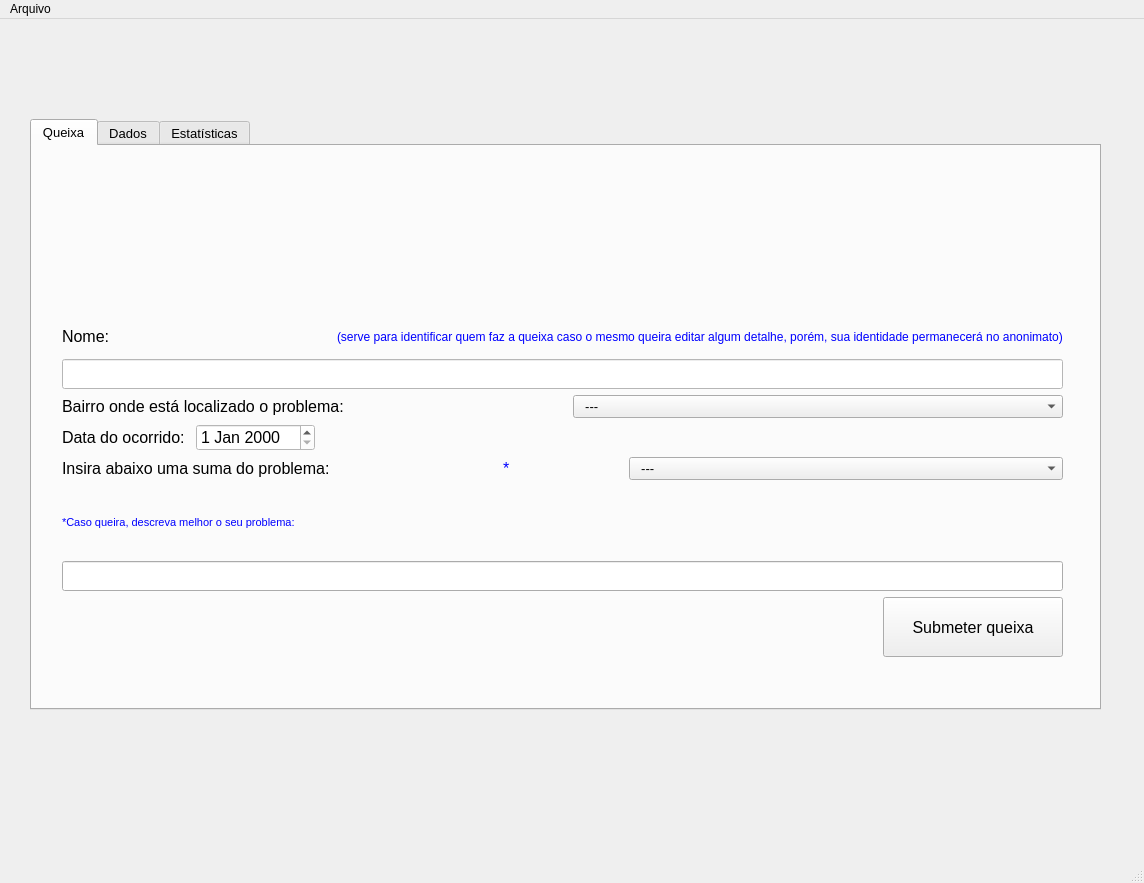
Old version of the form untitled/mainwindow.ui in the repository vicgomes/Projeto-Registro-de-Queixas-JP.
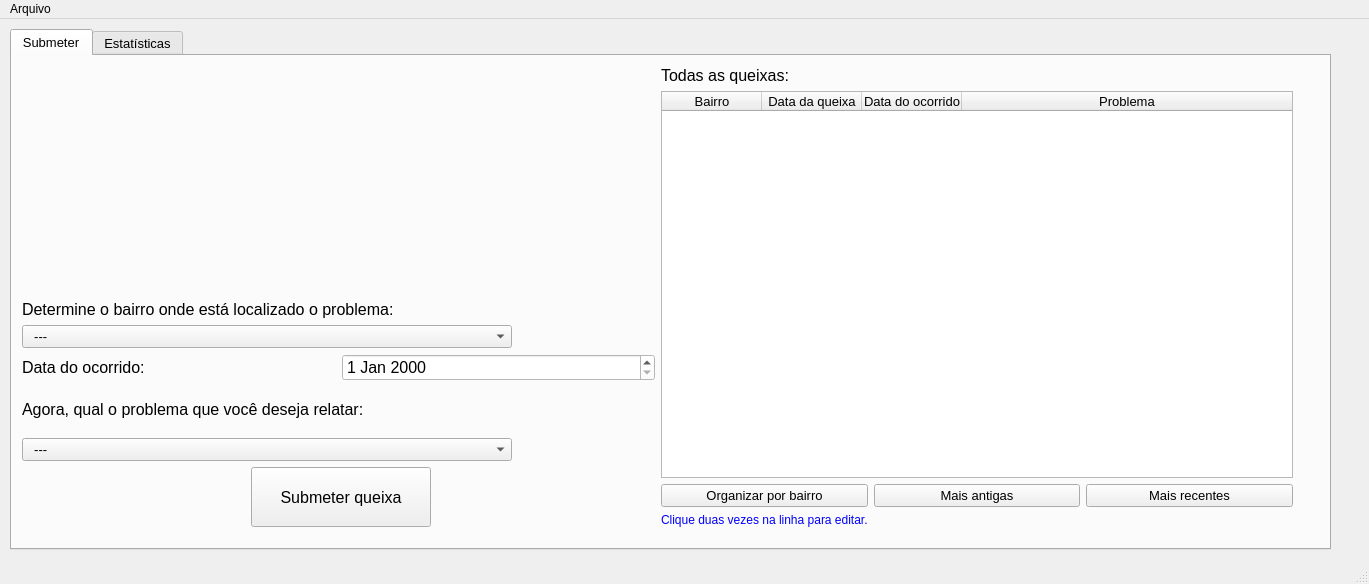
New version of the form. The open tabs and pages were chosen to show the change. Icons and pictures are not drawn.

```diff
--- a/untitled/mainwindow.ui
+++ b/untitled/mainwindow.ui
@@ -6,8 +6,8 @@
    <rect>
     <x>0</x>
     <y>0</y>
-    <width>1144</width>
-    <height>883</height>
+    <width>1369</width>
+    <height>584</height>
    </rect>
   </property>
   <property name="windowTitle">
@@ -23,10 +23,10 @@
    <widget class="QTabWidget" name="tabWidget">
     <property name="geometry">
      <rect>
-      <x>30</x>
-      <y>100</y>
-      <width>1071</width>
-      <height>591</height>
+      <x>10</x>
+      <y>10</y>
+      <width>1321</width>
+      <height>521</height>
      </rect>
     </property>
     <property name="font">
@@ -34,25 +34,27 @@
       <pointsize>10</pointsize>
      </font>
     </property>
-    <property name="styleSheet">
-     <string notr="true"/>
-    </property>
     <property name="currentIndex">
-     <number>2</number>
+     <number>0</number>
     </property>
     <widget class="QWidget" name="tab">
      <attribute name="title">
-      <string>Queixa</string>
+      <string>Submeter</string>
      </attribute>
+     <widget class="QWidget" name="layoutWidget_2">
+      <property name="geometry">
+       <rect>
+        <x>10</x>
+        <y>10</y>
+        <width>1271</width>
+        <height>461</height>
+       </rect>
+      </property>
+      <layout class="QHBoxLayout" name="horizontalLayout_3">
+       <item>
+        <layout class="QVBoxLayout" name="verticalLayout_4">
+         <item>
      <widget class="QLabel" name="label_9">
-      <property name="geometry">
-       <rect>
-        <x>-20</x>
-        <y>0</y>
-        <width>421</width>
-        <height>151</height>
-       </rect>
-      </property>
       <property name="styleSheet">
        <string notr="true">image: url(:/imagens/noname.png);</string>
       </property>
@@ -60,86 +62,13 @@
        <string/>
       </property>
      </widget>
-     <widget class="QWidget" name="layoutWidget">
-      <property name="geometry">
-       <rect>
-        <x>30</x>
-        <y>170</y>
-        <width>1001</width>
-        <height>341</height>
-       </rect>
-      </property>
-      <layout class="QVBoxLayout" name="verticalLayout_9">
-       <item>
-        <layout class="QVBoxLayout" name="verticalLayout_8">
-         <item>
-          <layout class="QVBoxLayout" name="verticalLayout_5">
-           <item>
-            <layout class="QVBoxLayout" name="verticalLayout_4">
-             <property name="spacing">
-              <number>2</number>
-             </property>
-             <item>
-              <layout class="QHBoxLayout" name="horizontalLayout_5">
-               <item>
-                <widget class="QLabel" name="label_8">
-                 <property name="font">
-                  <font>
-                   <pointsize>12</pointsize>
-                  </font>
-                 </property>
-                 <property name="text">
-                  <string>Nome: </string>
-                 </property>
-                </widget>
-               </item>
-               <item>
-                <widget class="QLabel" name="label_10">
-                 <property name="styleSheet">
-                  <string notr="true">color: rgb(0, 0, 255);</string>
-                 </property>
-                 <property name="text">
-                  <string>(serve para identificar quem faz a queixa caso o mesmo queira editar algum detalhe, porém, sua identidade permanecerá no anonimato)</string>
-                 </property>
-                </widget>
-               </item>
-              </layout>
-             </item>
-             <item>
-              <widget class="QLineEdit" name="inputNome">
-               <property name="minimumSize">
-                <size>
-                 <width>0</width>
-                 <height>30</height>
-                </size>
-               </property>
-               <property name="maximumSize">
-                <size>
-                 <width>16777215</width>
-                 <height>30</height>
-                </size>
-               </property>
-               <property name="font">
-                <font>
-                 <pointsize>11</pointsize>
-                </font>
-               </property>
-               <property name="styleSheet">
-                <string notr="true">background-color: rgb(255, 255, 255);</string>
-               </property>
-               <property name="dragEnabled">
-                <bool>false</bool>
-               </property>
-              </widget>
-             </item>
-            </layout>
            </item>
            <item>
             <layout class="QVBoxLayout" name="verticalLayout_3">
              <item>
-              <layout class="QHBoxLayout" name="horizontalLayout_8">
+            <layout class="QVBoxLayout" name="verticalLayout">
                <item>
-                <layout class="QHBoxLayout" name="horizontalLayout_7">
+              <layout class="QVBoxLayout" name="verticalLayout_2">
                  <item>
                   <widget class="QLabel" name="label_3">
                    <property name="font">
@@ -148,17 +77,15 @@
                     </font>
                    </property>
                    <property name="text">
-                    <string>Bairro onde está localizado o problema:</string>
-                   </property>
-                  </widget>
-                 </item>
-                </layout>
+                  <string>Determine o bairro onde está localizado o problema:</string>
+                 </property>
+                </widget>
                </item>
                <item>
                 <widget class="QComboBox" name="BoxBairro">
                  <property name="minimumSize">
                   <size>
-                   <width>0</width>
+                   <width>490</width>
                    <height>0</height>
                   </size>
                  </property>
@@ -343,21 +270,8 @@
                  </item>
                 </widget>
                </item>
-              </layout>
-             </item>
              <item>
-              <layout class="QVBoxLayout" name="verticalLayout_2">
-               <item>
-                <layout class="QVBoxLayout" name="verticalLayout">
-                 <property name="spacing">
-                  <number>2</number>
-                 </property>
-                </layout>
-               </item>
-               <item>
-                <layout class="QHBoxLayout" name="horizontalLayout_6">
-                 <item>
-                  <layout class="QHBoxLayout" name="horizontalLayout_3">
+                <layout class="QHBoxLayout" name="horizontalLayout">
                    <item>
                     <widget class="QLabel" name="label_5">
                      <property name="font">
@@ -387,35 +301,10 @@
                      </property>
                     </widget>
                    </item>
-                   <item>
-                    <spacer name="horizontalSpacer_3">
-                     <property name="orientation">
-                      <enum>Qt::Horizontal</enum>
-                     </property>
-                     <property name="sizeHint" stdset="0">
-                      <size>
-                       <width>40</width>
-                       <height>20</height>
-                      </size>
-                     </property>
-                    </spacer>
-                   </item>
                   </layout>
                  </item>
                 </layout>
                </item>
-              </layout>
-             </item>
-            </layout>
-           </item>
-          </layout>
-         </item>
-        </layout>
-       </item>
-       <item>
-        <layout class="QVBoxLayout" name="verticalLayout_13">
-         <item>
-          <layout class="QHBoxLayout" name="horizontalLayout">
            <item>
             <widget class="QLabel" name="label_12">
              <property name="font">
@@ -424,39 +313,18 @@
               </font>
              </property>
              <property name="text">
-              <string>Insira abaixo uma suma do problema:</string>
-             </property>
-            </widget>
-           </item>
-           <item>
-            <widget class="QLabel" name="label_6">
-             <property name="minimumSize">
-              <size>
-               <width>120</width>
-               <height>0</height>
-              </size>
-             </property>
-             <property name="maximumSize">
-              <size>
-               <width>120</width>
-               <height>16777215</height>
-              </size>
-             </property>
-             <property name="font">
-              <font>
-               <pointsize>12</pointsize>
-              </font>
-             </property>
-             <property name="styleSheet">
-              <string notr="true">color: rgb(0, 0, 255);</string>
-             </property>
-             <property name="text">
-              <string>*</string>
+                <string>Agora, qual o problema que você deseja relatar:</string>
              </property>
             </widget>
            </item>
            <item>
             <widget class="QComboBox" name="boxProblema">
+               <property name="minimumSize">
+                <size>
+                 <width>490</width>
+                 <height>0</height>
+                </size>
+               </property>
              <property name="maximumSize">
               <size>
                <width>490</width>
@@ -498,52 +366,12 @@
                <string>Vias obstruídas (buracos, árvores obstruindo, etc)</string>
               </property>
              </item>
-            </widget>
-           </item>
-          </layout>
-         </item>
          <item>
-          <layout class="QVBoxLayout" name="verticalLayout_6">
-           <property name="spacing">
-            <number>2</number>
-           </property>
-           <item>
-            <widget class="QLabel" name="label_13">
-             <property name="font">
-              <font>
-               <pointsize>8</pointsize>
-              </font>
-             </property>
-             <property name="styleSheet">
-              <string notr="true">color: rgb(0, 0, 255);</string>
-             </property>
              <property name="text">
-              <string>*Caso queira, descreva melhor o seu problema:</string>
-             </property>
-            </widget>
-           </item>
-           <item>
-            <widget class="QLineEdit" name="inputProblema">
-             <property name="minimumSize">
-              <size>
-               <width>0</width>
-               <height>30</height>
-              </size>
-             </property>
-             <property name="maximumSize">
-              <size>
-               <width>16777215</width>
-               <height>30</height>
-              </size>
-             </property>
-             <property name="font">
-              <font>
-               <pointsize>11</pointsize>
-              </font>
-             </property>
-            </widget>
-           </item>
-          </layout>
+                 <string>Outro</string>
+                </property>
+               </item>
+              </widget>
          </item>
         </layout>
        </item>
@@ -556,8 +384,8 @@
            </property>
            <property name="sizeHint" stdset="0">
             <size>
-             <width>40</width>
-             <height>20</height>
+                 <width>229</width>
+                 <height>57</height>
             </size>
            </property>
           </spacer>
@@ -592,24 +420,26 @@
            </property>
           </widget>
          </item>
+             <item>
+              <spacer name="horizontalSpacer_2">
+               <property name="orientation">
+                <enum>Qt::Horizontal</enum>
+               </property>
+               <property name="sizeHint" stdset="0">
+                <size>
+                 <width>40</width>
+                 <height>20</height>
+                </size>
+               </property>
+              </spacer>
+             </item>
         </layout>
        </item>
       </layout>
-     </widget>
-    </widget>
-    <widget class="QWidget" name="tab_2">
-     <attribute name="title">
-      <string>Dados</string>
-     </attribute>
-     <widget class="QWidget" name="layoutWidget">
-      <property name="geometry">
-       <rect>
-        <x>10</x>
-        <y>10</y>
-        <width>1031</width>
-        <height>441</height>
-       </rect>
-      </property>
+         </item>
+        </layout>
+       </item>
+       <item>
       <layout class="QVBoxLayout" name="verticalLayout_10">
        <item>
         <layout class="QVBoxLayout" name="verticalLayout_7">
@@ -627,6 +457,12 @@
          </item>
          <item>
           <widget class="QTableWidget" name="tabelaGeral">
+             <property name="minimumSize">
+              <size>
+               <width>600</width>
+               <height>0</height>
+              </size>
+             </property>
            <attribute name="horizontalHeaderStretchLastSection">
             <bool>true</bool>
            </attribute>
@@ -679,17 +515,8 @@
          </item>
         </layout>
        </item>
-      </layout>
-     </widget>
+         <item>
      <widget class="QLabel" name="label_2">
-      <property name="geometry">
-       <rect>
-        <x>10</x>
-        <y>460</y>
-        <width>411</width>
-        <height>31</height>
-       </rect>
-      </property>
       <property name="styleSheet">
        <string notr="true">color: rgb(0, 0, 255);</string>
       </property>
@@ -697,20 +524,27 @@
        <string>Clique duas vezes na linha para editar.</string>
       </property>
      </widget>
-    </widget>
-    <widget class="QWidget" name="tab_5">
+         </item>
+        </layout>
+       </item>
+      </layout>
+     </widget>
+    </widget>
+    <widget class="QWidget" name="tab_2">
      <attribute name="title">
       <string>Estatísticas</string>
      </attribute>
      <widget class="QWidget" name="layoutWidget">
       <property name="geometry">
        <rect>
-        <x>30</x>
-        <y>30</y>
-        <width>989</width>
-        <height>153</height>
+        <x>160</x>
+        <y>160</y>
+        <width>661</width>
+        <height>181</height>
        </rect>
       </property>
+      <layout class="QVBoxLayout" name="verticalLayout_5">
+       <item>
       <layout class="QVBoxLayout" name="verticalLayout_12">
        <item>
         <widget class="QLabel" name="label_4">
@@ -752,16 +586,8 @@
         </widget>
        </item>
       </layout>
-     </widget>
-     <widget class="QWidget" name="layoutWidget">
-      <property name="geometry">
-       <rect>
-        <x>30</x>
-        <y>210</y>
-        <width>989</width>
-        <height>26</height>
-       </rect>
-      </property>
+       </item>
+       <item>
       <layout class="QHBoxLayout" name="horizontalLayout_4">
        <item>
         <widget class="QLabel" name="label">
@@ -791,6 +617,8 @@
         </widget>
        </item>
       </layout>
+       </item>
+      </layout>
      </widget>
     </widget>
    </widget>
@@ -800,7 +628,7 @@
     <rect>
      <x>0</x>
      <y>0</y>
-     <width>1144</width>
+     <width>1369</width>
      <height>26</height>
     </rect>
    </property>
```
Lines whose indentation alone changed are shown as unchanged.
